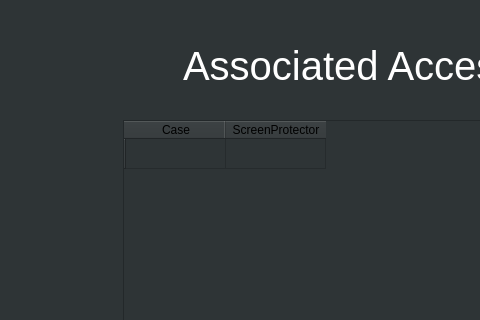
Qt form Accessories.ui (JohnCMeyer/PhoneFinder) before a commit; both pictures show x 117 to 597 and y 0 to 320 of the 1000 by 800 pixel window.
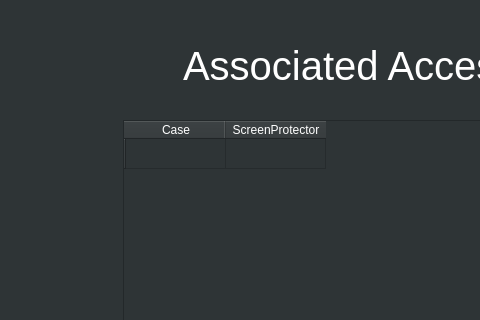
The same form after that commit.

```diff
--- a/Accessories.ui
+++ b/Accessories.ui
@@ -43,6 +43,9 @@
      <height>301</height>
     </rect>
    </property>
+   <property name="styleSheet">
+    <string notr="true">color: rgb(255, 255, 255);</string>
+   </property>
    <row>
     <property name="text">
      <string/>
```
